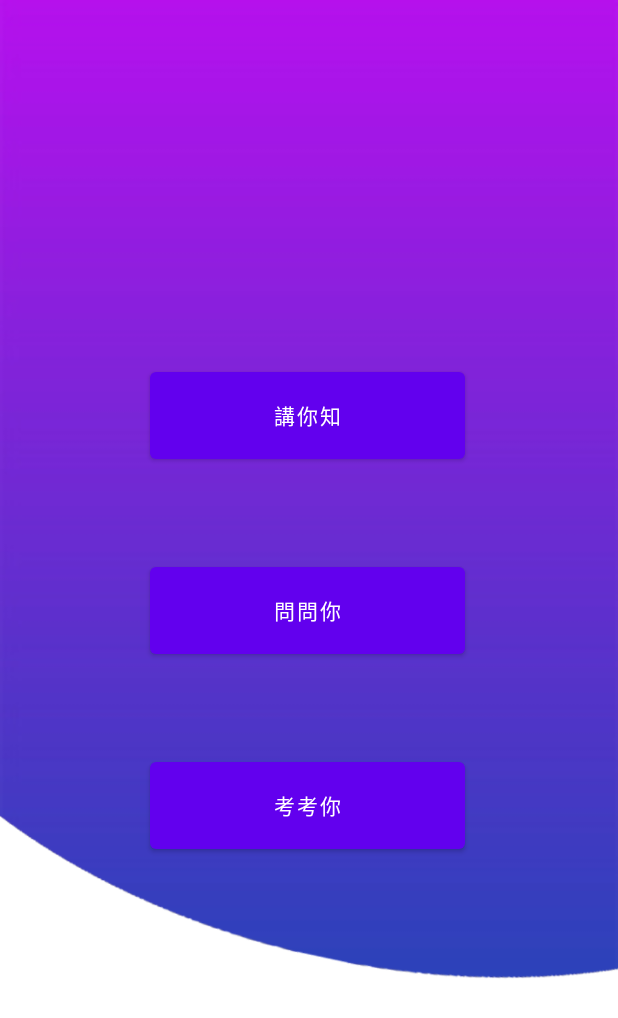
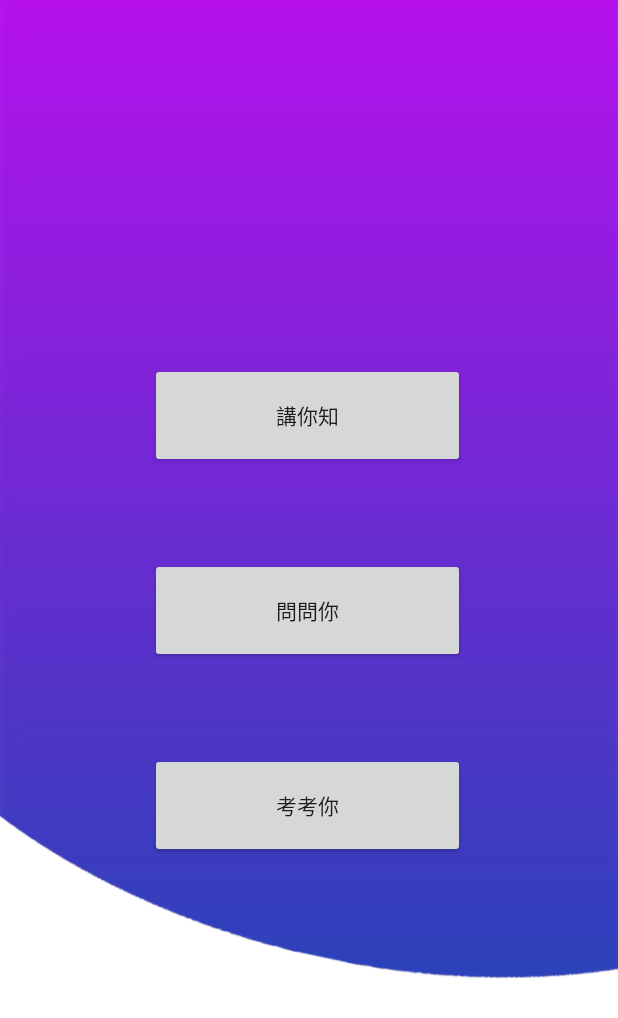
Before and after one commit to jay1018t/3D061, an Android app: the screen it shows after launch (MainActivity), on a phone screen of 412 x 824 dp. Shown: the top 1018 px of the screen. Run offline under Robolectric (Android 15) with nearby library versions, the phone set to English and light mode, and no system bars.

Commit message:
modify some image

```diff
--- a/app/src/main/res/drawable/btn_1.xml
+++ b/app/src/main/res/drawable/btn_1.xml
@@ -8,7 +8,6 @@
 <item>
     <shape android:shape="rectangle">
        <solid android:color="#ffffff"/>
-        <stroke android:color="#000000" android:width="1dp"/>
 
             <corners android:radius="350dp"/>
     </shape>
--- a/app/src/main/res/values/colors.xml
+++ b/app/src/main/res/values/colors.xml
@@ -10,4 +10,7 @@
 
     <color name="RippleEffect">#F816a463</color>
     <color name="btnColor">#8f2af5</color>
+    <color name="lime">#E7F2F8</color>
+
+
 </resources>
--- a/app/src/main/res/values/themes.xml
+++ b/app/src/main/res/values/themes.xml
@@ -1,6 +1,6 @@
 <resources xmlns:tools="http://schemas.android.com/tools">
     <!-- Base application theme. -->
-    <style name="Theme.3D06" parent="Theme.MaterialComponents.DayNight.NoActionBar">
+    <style name="Theme.3D06" parent="Theme.AppCompat.Light.NoActionBar">
         <!-- Primary brand color. -->
         <item name="colorPrimary">@color/purple_500</item>
         <item name="colorPrimaryVariant">@color/purple_700</item>
```
Also changed, not shown: app/src/main/res/drawable/bg2.png (added).
